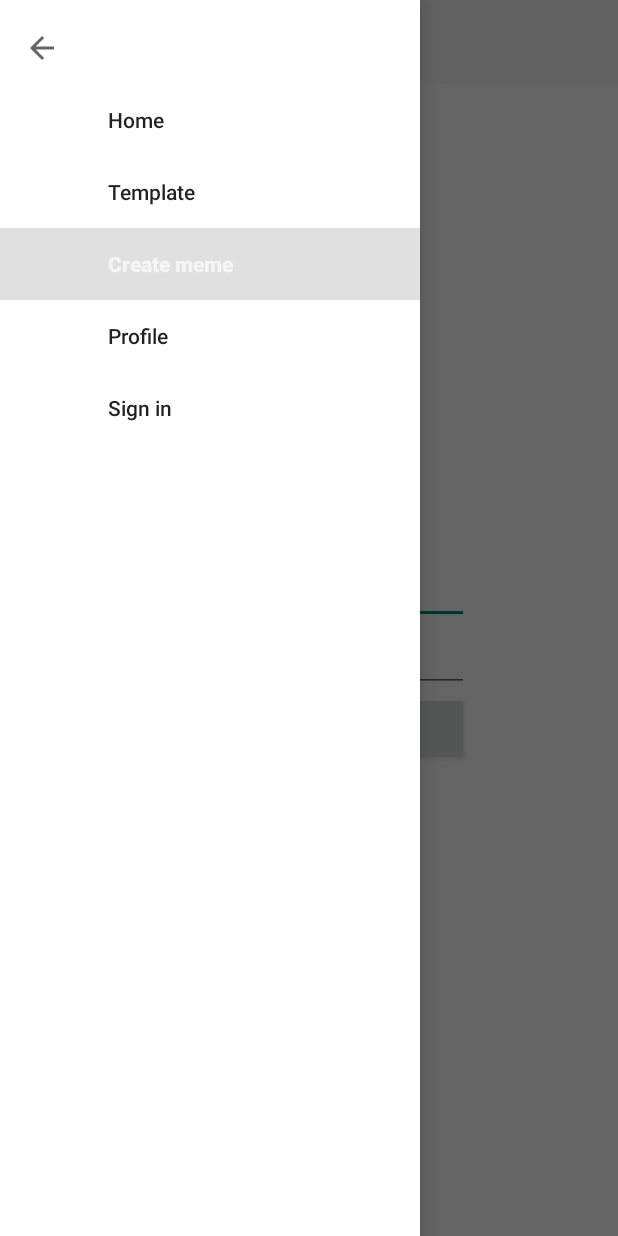
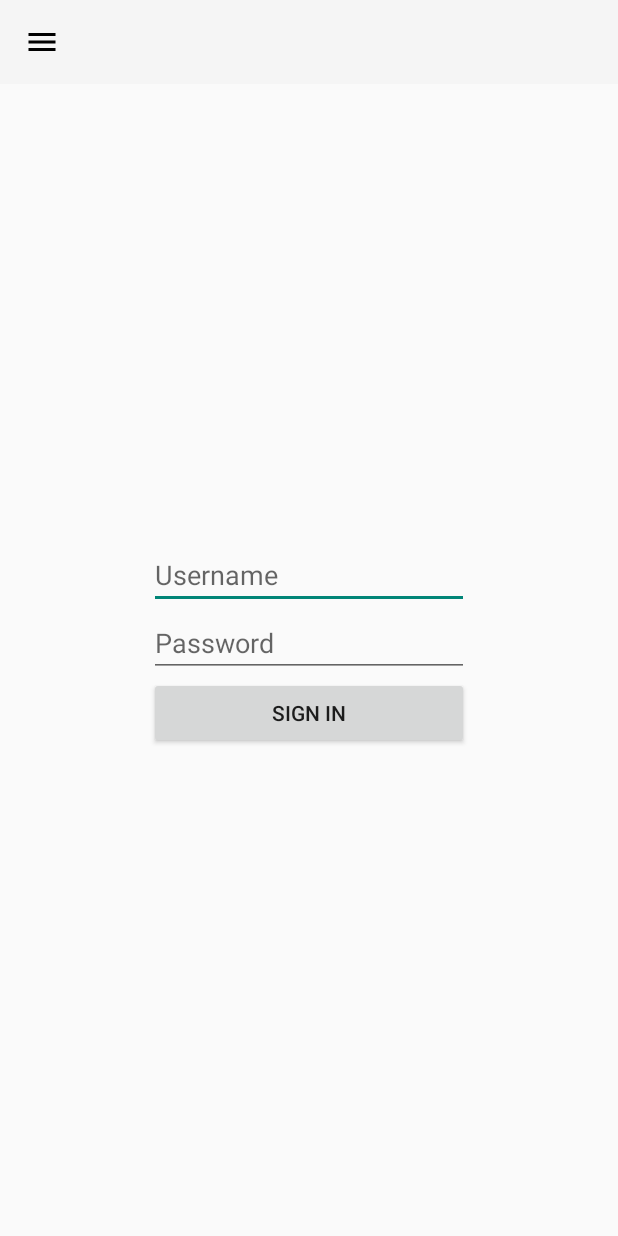
Before and after one commit to FilipAndersson245/android-project, an Android app: the screen it shows after launch (MainActivity), in the side drawer, after a tap on "Sign in", on a phone screen of 412 x 824 dp. Run offline under Robolectric (Android 15) with nearby library versions, the phone set to English and light mode, and no system bars.

Commit message:
Added login screen and converted main view to fragment with handling.

```diff
--- a/app/src/main/java/se/ju/myapplication/Connection.java
+++ b/app/src/main/java/se/ju/myapplication/Connection.java
@@ -29,6 +29,8 @@ public class Connection {
     private final ObjectMapper mapper = new ObjectMapper();
     private String JWT = null;
     private String signedInUsername = null;
+
+    public String signInError = null;
 
     Connection() {
     }
@@ -129,7 +131,7 @@ public class Connection {
         }, true, callback);
     }
 
-    public void signInUser(final String username, String password, Consumer<Object> callback) {
+    public void signInUser(final String username, String password, Consumer<Boolean> callback) {
         Builder builder = newBuilder().appendPath("sessions");
 
         final Session session = new Session("password", username, password);
@@ -157,10 +159,9 @@ public class Connection {
                     if (resultRange == 200) {
                         JWT = mapper.readValue(conn.getInputStream(), SessionResponse.class).getAccessToken();
                         signedInUsername = username;
-                        callback.accept(null);
+                        callback.accept(true);
                     } else {
                         System.out.println("NO");
-                        System.out.println(convertStreamToString(conn.getErrorStream()));
                         JWT = null;
                         if (resultRange == 400) {
                             throw new Exception(mapper.readValue(conn.getErrorStream(), Error.class).getError());
@@ -169,6 +170,10 @@ public class Connection {
                     }
                 } catch (Exception e) {
                     e.printStackTrace();
+
+                    signInError = e.getMessage();
+
+                    callback.accept(false);
                 }
             }
         }).start();
--- a/app/src/main/java/se/ju/myapplication/MainActivity.java
+++ b/app/src/main/java/se/ju/myapplication/MainActivity.java
@@ -52,6 +52,14 @@ public class MainActivity extends AppCompatActivity implements NavigationView.On
         setContentView(R.layout.drawer);
 
 
+        if (savedInstanceState == null) {
+            Fragment fragment;
+            fragment = MainFeedFragment.newInstance();
+
+            getSupportFragmentManager().beginTransaction().replace(R.id.flContent, fragment).commit();
+
+        }
+
         toolbar = findViewById(R.id.toolbar);
         setSupportActionBar(toolbar);
         ActionBar actionbar = getSupportActionBar();
@@ -59,17 +67,6 @@ public class MainActivity extends AppCompatActivity implements NavigationView.On
         actionbar.setDisplayShowTitleEnabled(false);
         actionbar.setDisplayHomeAsUpEnabled(true);
         actionbar.setHomeAsUpIndicator(R.drawable.ic_menu_black_24dp);
-
-        loadMemes();
-
-        if(savedInstanceState == null) {
-            Fragment fragment;
-            fragment = SignInFragment.newInstance();
-
-            getSupportFragmentManager().beginTransaction().replace(R.id.flContent, fragment).commit();
-
-        }
-
 
         mDrawer = findViewById(R.id.drawer_layout);
         nvDrawer = findViewById(R.id.nvView);
@@ -93,52 +90,30 @@ public class MainActivity extends AppCompatActivity implements NavigationView.On
     public boolean onNavigationItemSelected(@NonNull MenuItem menuItem) {
         System.out.println(menuItem.getTitle());
 
+        if(menuItem.getItemId() != R.id.close_drawer_button) {
+            Fragment fragment;
+
             switch (menuItem.getItemId()) {
-            case R.id.close_drawer_button:
-                mDrawer.closeDrawer(GravityCompat.START);
                 case R.id.nav_home:
+                    fragment = MainFeedFragment.newInstance();
                     break;
-            case R.id.nav_create_meme:
-                Intent k = new Intent(MainActivity.this, CreateMemeActivity.class);
-                startActivity(k);
-                return true;
+                // Remake this to a fragment pls!!
+                //            case R.id.nav_create_meme:
+                //                Intent k = new Intent(MainActivity.this, CreateMemeActivity.class);
+                //                startActivity(k);
+                //                return true;
                 case R.id.nav_sign_in:
-                Fragment fragment;
                     fragment = SignInFragment.newInstance();
-
-                getSupportFragmentManager().beginTransaction().replace(R.id.flContent, fragment).commit();
-
                     break;
                 default:
                     System.out.println("No handler was found for drawer item!");
-        }
                     return false;
             }
 
-    void loadMemes() {
-        Connection.getInstance().getMemes(null, null, null, null, null, (memesResult) -> {
-            ArrayList<Meme> memes = (ArrayList<Meme>) memesResult;
-            Handler mainHandler = new Handler(getBaseContext().getMainLooper());
+            getSupportFragmentManager().beginTransaction().replace(R.id.flContent, fragment).addToBackStack(null).commit();
+        }
 
-            // Add votes if user is signed in
-            if (Connection.getInstance().isSignedIn()) {
-                for (Meme meme : memes) {
-                    try {
-                        Connection.getInstance().getVote(meme.getId(), Connection.getInstance().getSignedInUsername(), (voteResult) -> {
-                            Vote vote = (Vote) voteResult;
-                            meme.setVote(vote.getVote());
-                        });
-                    } catch (JsonProcessingException e) {
-                        meme.setVote(0);
+        mDrawer.closeDrawer(GravityCompat.START);
+        return false;
     }
 }
-            }
-
-            final ListView listView = findViewById(R.id.listView);
-
-            Runnable myRunnable = () -> listView.setAdapter(new MemeViewAdapter(memes, getApplicationContext()));
-
-            mainHandler.post(myRunnable);
-        });
-    }
-}
--- /dev/null
+++ b/app/src/main/java/se/ju/myapplication/MainFeedFragment.java
@@ -0,0 +1,65 @@
+package se.ju.myapplication;
+
+import android.content.Context;
+import android.net.Uri;
+import android.os.Bundle;
+import android.os.Handler;
+import android.support.annotation.NonNull;
+import android.support.annotation.Nullable;
+import android.support.v4.app.Fragment;
+import android.view.LayoutInflater;
+import android.view.View;
+import android.view.ViewGroup;
+import android.widget.ArrayAdapter;
+import android.widget.ListView;
+
+import com.fasterxml.jackson.core.JsonProcessingException;
+
+import java.util.ArrayList;
+
+public class MainFeedFragment extends Fragment {
+
+    public static MainFeedFragment newInstance() {
+        MainFeedFragment fragment = new MainFeedFragment();
+        Bundle args = new Bundle();
+        fragment.setArguments(args);
+        return fragment;
+    }
+
+    @Override
+    public View onCreateView(LayoutInflater inflater, ViewGroup container, Bundle savedInstanceState) {
+        return inflater.inflate(R.layout.fragment_main_feed, container, false);
+    }
+
+    @Override
+    public void onViewCreated(@NonNull View view, @Nullable Bundle savedInstanceState) {
+        super.onActivityCreated(savedInstanceState);
+
+        loadMemes();
+    }
+
+    void loadMemes() {
+        Connection.getInstance().getMemes(null, null, null, null, null, (memesResult) -> {
+            ArrayList<Meme> memes = (ArrayList<Meme>) memesResult;
+
+            // Add votes if user is signed in
+            if (Connection.getInstance().isSignedIn()) {
+                for (Meme meme : memes) {
+                    try {
+                        Connection.getInstance().getVote(meme.getId(), Connection.getInstance().getSignedInUsername(), (voteResult) -> {
+                            Vote vote = (Vote) voteResult;
+                            meme.setVote(vote.getVote());
+                        });
+                    } catch (JsonProcessingException e) {
+                        meme.setVote(0);
+                    }
+                }
+            }
+
+            ListView listView = getView().findViewById(R.id.feedListView);
+
+            getView().post(() ->
+                    listView.setAdapter(new MemeViewAdapter(memes, getActivity())));
+        });
+    }
+}
--- a/app/src/main/res/layout/activity_meme_list.xml
+++ b/app/src/main/res/layout/fragment_main_feed.xml
@@ -1,5 +1,5 @@
 <?xml version="1.0" encoding="utf-8"?>
 <ListView xmlns:android="http://schemas.android.com/apk/res/android"
-    android:id="@+id/listView"
+    android:id="@+id/feedListView"
     android:layout_width="match_parent"
     android:layout_height="match_parent" />
--- a/app/src/main/res/layout/fragment_sign_in.xml
+++ b/app/src/main/res/layout/fragment_sign_in.xml
@@ -5,13 +5,18 @@
     android:layout_height="match_parent"
     tools:context=".SignInFragment">
 
-    <!-- TODO: Update blank fragment layout -->
+    <LinearLayout
+        android:id="@+id/signInGroup"
+        android:layout_width="match_parent"
+        android:layout_height="wrap_content"
+        android:layout_gravity="center_vertical"
+        android:orientation="vertical">
 
         <LinearLayout
-        android:id="@+id/signInGroup"
+            android:id="@+id/signInGroup2"
             android:layout_width="wrap_content"
             android:layout_height="wrap_content"
-        android:layout_gravity="center"
+            android:layout_gravity="center_horizontal"
             android:orientation="vertical">
 
             <EditText
@@ -35,6 +40,16 @@
                 android:layout_width="match_parent"
                 android:layout_height="wrap_content"
                 android:text="Sign In" />
+        </LinearLayout>
+
+        <TextView
+            android:id="@+id/errorText"
+            android:layout_width="wrap_content"
+            android:layout_height="wrap_content"
+            android:layout_gravity="center_horizontal"
+            android:gravity="center_horizontal"
+            android:textColor="@android:color/holo_red_light" />
+
 
     </LinearLayout>
 
```
Also changed, not shown: app/src/main/java/se/ju/myapplication/SignInFragment.java (+24 -10 lines). Lines whose indentation alone changed are shown as unchanged.
